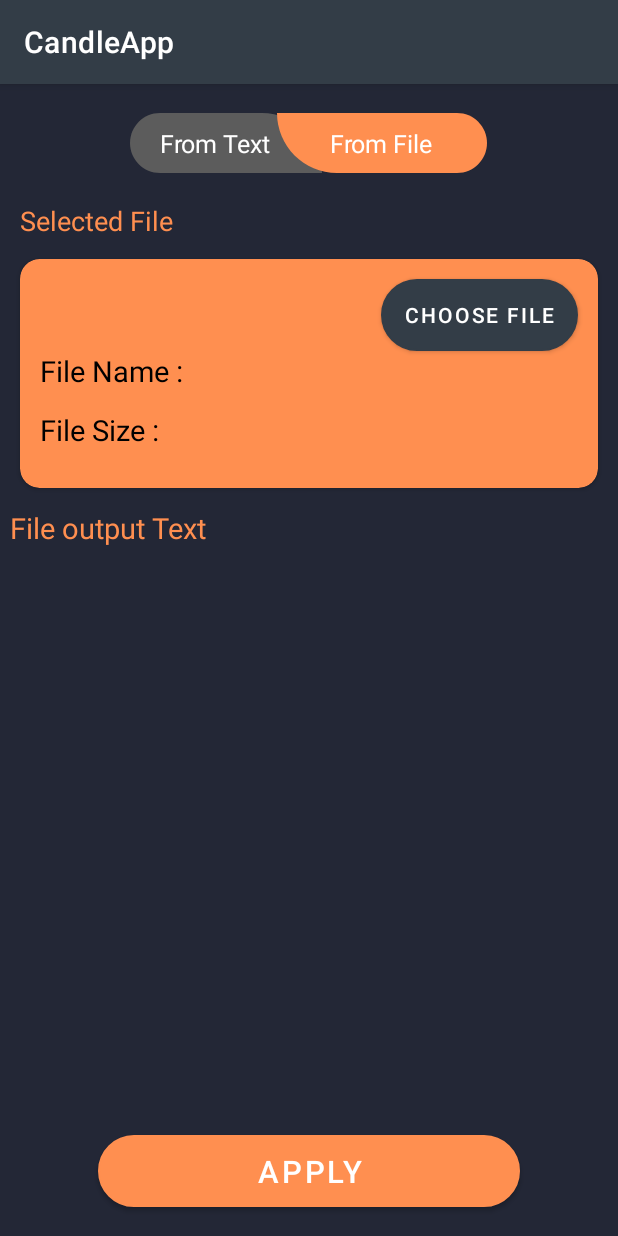
After one commit to AhmedMHassaan/CandleApp, an Android app: the fragment FromFileFragment shown on its own in the app's theme, on a phone screen of 412 x 824 dp. The commit adds this screen. Run offline under Robolectric (Android 15) with nearby library versions, the phone set to English and light mode, and no system bars; our stand-ins replace data binding, sdp/ssp sizes.

Commit message:
After Adding Packages

```diff
--- a/app/build.gradle
+++ b/app/build.gradle
@@ -41,6 +41,7 @@ dependencies {
     implementation 'com.google.android.material:material:1.3.0'
     implementation 'androidx.constraintlayout:constraintlayout:2.0.4'
     implementation 'androidx.swiperefreshlayout:swiperefreshlayout:1.1.0'
+    implementation 'androidx.legacy:legacy-support-v4:1.0.0'
     testImplementation 'junit:junit:4.13.2'
     androidTestImplementation 'androidx.test.ext:junit:1.1.2'
     androidTestImplementation 'androidx.test.espresso:espresso-core:3.3.0'
--- a/app/src/main/java/com/ahmed/m/hassaan/candleapp/ui/splash/SplashActivity.java
+++ b/app/src/main/java/com/ahmed/m/hassaan/candleapp/ui/splash/SplashActivity.java
@@ -14,6 +14,7 @@ import android.widget.LinearLayout;
 import com.ahmed.m.hassaan.candleapp.R;
 import com.ahmed.m.hassaan.candleapp.data.local.SlidesPreferenceManager;
 import com.ahmed.m.hassaan.candleapp.databinding.ActivitySplashBinding;
+import com.ahmed.m.hassaan.candleapp.ui.upload.UploadArticleActivity;
 import com.ahmed.m.hassaan.candleapp.utils.Tools;
 
 public class SplashActivity extends AppCompatActivity {
@@ -124,7 +125,8 @@ public class SplashActivity extends AppCompatActivity {
 //        else
 //            tools.startNewActivity(IntroActivity.class);
 
-        // TODO:GO TO UPLOAD PAGE
+        //
+        tools.startNewActivity(UploadArticleActivity.class);
     }
 
 
--- /dev/null
+++ b/app/src/main/java/com/ahmed/m/hassaan/candleapp/ui/upload/fragment/file/FromFileFragment.java
@@ -0,0 +1,56 @@
+package com.ahmed.m.hassaan.candleapp.ui.upload.fragment.file;
+
+import android.os.Bundle;
+
+import androidx.annotation.NonNull;
+import androidx.fragment.app.Fragment;
+import androidx.navigation.NavHostController;
+import androidx.navigation.fragment.NavHostFragment;
+
+import android.view.LayoutInflater;
+import android.view.View;
+import android.view.ViewGroup;
+
+import com.ahmed.m.hassaan.candleapp.R;
+import com.ahmed.m.hassaan.candleapp.databinding.FragmentFromFileBinding;
+
+import static com.ahmed.m.hassaan.candleapp.utils.Tools.msg;
+
+public class FromFileFragment extends Fragment implements View.OnClickListener {
+
+    FragmentFromFileBinding binding;
+
+    public FromFileFragment() {
+
+    }
+
+
+    @Override
+    public void onCreate(Bundle savedInstanceState) {
+        super.onCreate(savedInstanceState);
+        if (getArguments() != null) {
+
+        }
+    }
+
+    @Override
+    public View onCreateView(@NonNull LayoutInflater inflater, ViewGroup container, Bundle savedInstanceState) {
+        binding = FragmentFromFileBinding.inflate(inflater, container, false);
+        binding.setListener(this);
+        return binding.getRoot();
+    }
+
+    @Override
+    public void onClick(View v) {
+        if (v == binding.tab1) {
+            NavHostFragment.findNavController(this).navigate(R.id.actionToTextFragment);
+        } else if (v == binding.btnChooseFile) {
+            // TODO: CHOOSE (TEXT, PDF ,..) FILE AND GET TEXT FROM IT
+            binding.btnChooseFile.setText(R.string.changeFile);
+        } else if (v == binding.btnApply) {
+            //TODO : DO OPERATION ON TEXT (FILE )
+            msg("Will Summarize Text and Generate Mind map ");
+        }
+
+    }
+}
--- a/app/src/main/java/com/ahmed/m/hassaan/candleapp/utils/App.java
+++ b/app/src/main/java/com/ahmed/m/hassaan/candleapp/utils/App.java
@@ -16,9 +16,6 @@ import static com.ahmed.m.hassaan.candleapp.utils.Tools.error;
 
 
 public class App extends Application {
-
-    // TODO : check proguard-rules for every third library in the application
-
 
     public static App mACTIVITY;
     public static String APP_ACTION = "com.ahmed.m.hassaan.APP_ACTION";
--- /dev/null
+++ b/app/src/main/res/drawable/tab_background3.xml
@@ -0,0 +1,9 @@
+<vector xmlns:android="http://schemas.android.com/apk/res/android"
+    android:width="140dp"
+    android:height="40dp"
+    android:viewportWidth="140"
+    android:viewportHeight="40">
+  <path
+      android:pathData="M0,0L120,0C131.046,0 140,8.954 140,20C140,31.046 131.046,40 120,40L40,40C17.909,40 0,22.091 0,0Z"
+      android:fillColor="#FF8F50"/>
+</vector>
--- /dev/null
+++ b/app/src/main/res/drawable/tab_background4.xml
@@ -0,0 +1,9 @@
+<vector xmlns:android="http://schemas.android.com/apk/res/android"
+    android:width="128dp"
+    android:height="40dp"
+    android:viewportWidth="128"
+    android:viewportHeight="40">
+    <path
+        android:fillColor="#5C5C5C"
+        android:pathData="M0,20C0,8.954 8.954,0 20,0H88C110.091,0 128,17.909 128,40H20C8.954,40 0,31.046 0,20Z" />
+</vector>
--- /dev/null
+++ b/app/src/main/res/layout/fragment_from_file.xml
@@ -0,0 +1,220 @@
+<?xml version="1.0" encoding="utf-8"?>
+<layout xmlns:android="http://schemas.android.com/apk/res/android"
+    xmlns:app="http://schemas.android.com/apk/res-auto"
+    xmlns:tools="http://schemas.android.com/tools">
+
+    <data>
+
+        <variable
+            name="listener"
+            type="android.view.View.OnClickListener" />
+
+    </data>
+
+    <RelativeLayout
+        android:layout_width="match_parent"
+        android:layout_height="match_parent"
+        android:background="@color/colorPrimaryDark"
+        tools:context=".ui.upload.UploadArticleActivity">
+
+
+        <LinearLayout
+            android:id="@+id/tabs"
+            android:layout_width="wrap_content"
+            android:layout_height="wrap_content"
+            android:layout_alignParentTop="true"
+            android:layout_centerHorizontal="true">
+
+            <RelativeLayout
+                android:id="@+id/tab1"
+
+                android:layout_width="wrap_content"
+                android:layout_height="wrap_content"
+                android:layout_marginTop="@dimen/_15sdp"
+                android:layout_marginRight="-30dp"
+                android:background="@drawable/tab_background4"
+                android:onClick="@{v->listener.onClick(v)}">
+
+                <TextView
+                    android:layout_width="wrap_content"
+                    android:layout_height="wrap_content"
+                    android:layout_centerInParent="true"
+                    android:paddingRight="@dimen/_10sdp"
+                    android:text="@string/from_text"
+                    android:textColor="@color/white"
+                    android:textSize="@dimen/_13ssp"
+
+                    />
+
+            </RelativeLayout>
+
+            <RelativeLayout
+                android:id="@+id/tab2"
+                android:layout_width="wrap_content"
+                android:layout_height="wrap_content"
+                android:layout_marginTop="@dimen/_15sdp"
+                android:background="@drawable/tab_background3"
+                android:elevation="@dimen/_5sdp"
+                android:onClick="@{v->listener.onClick(v)}">
+
+                <TextView
+                    android:layout_width="wrap_content"
+                    android:layout_height="wrap_content"
+                    android:layout_centerInParent="true"
+                    android:text="@string/from_file"
+                    android:textColor="@color/white"
+                    android:textSize="@dimen/_13ssp" />
+
+            </RelativeLayout>
+
+        </LinearLayout>
+
+
+        <TextView
+            android:id="@+id/lblSelectedFile"
+            android:layout_width="wrap_content"
+            android:layout_height="wrap_content"
+            android:layout_below="@id/tabs"
+            android:layout_alignParentLeft="true"
+            android:layout_marginLeft="@dimen/_10sdp"
+            android:layout_marginTop="@dimen/_15sdp"
+            android:text="Selected File"
+            android:textColor="@color/colorAccent"
+            android:textSize="@dimen/_14ssp" />
+
+
+        <androidx.cardview.widget.CardView
+            android:id="@+id/fileInfoContainer"
+            android:layout_width="match_parent"
+            android:layout_height="wrap_content"
+            android:layout_below="@id/lblSelectedFile"
+            android:layout_margin="@dimen/_10sdp"
+            android:layout_marginTop="@dimen/_10sdp"
+            app:cardBackgroundColor="@color/colorAccent"
+            app:cardCornerRadius="@dimen/_10sdp">
+
+            <RelativeLayout
+                android:layout_width="match_parent"
+                android:layout_height="wrap_content">
+
+                <TextView
+                    android:id="@+id/lblFileNameHint"
+                    android:layout_width="wrap_content"
+                    android:layout_height="wrap_content"
+                    android:layout_below="@id/btnChooseFile"
+                    android:layout_alignParentLeft="true"
+                    android:layout_marginLeft="@dimen/_10sdp"
+                    android:text="@string/file_name"
+                    android:textColor="@color/black"
+                    android:textSize="@dimen/_15ssp"
+
+                    />
+
+                <TextView
+                    android:id="@+id/lblFileName"
+                    android:layout_width="wrap_content"
+                    android:layout_height="wrap_content"
+                    android:layout_alignTop="@id/lblFileNameHint"
+                    android:layout_marginLeft="@dimen/_5sdp"
+                    android:layout_toRightOf="@id/lblFileNameHint"
+                    android:text=""
+                    android:textColor="@color/white"
+                    android:textSize="@dimen/_15ssp"
+                    tools:text="File Name Here" />
+
+                <TextView
+                    android:id="@+id/lblFileSizeHint"
+                    android:layout_width="wrap_content"
+                    android:layout_height="wrap_content"
+                    android:layout_below="@id/lblFileNameHint"
+                    android:layout_alignLeft="@id/lblFileNameHint"
+                    android:layout_alignRight="@id/lblFileNameHint"
+                    android:layout_marginTop="@dimen/_10sdp"
+                    android:text="@string/file_size"
+                    android:textColor="@color/black"
+                    android:textSize="@dimen/_15ssp"
+
+                    />
+
+                <TextView
+                    android:id="@+id/lblFileSize"
+                    android:layout_width="wrap_content"
+                    android:layout_height="wrap_content"
+                    android:layout_below="@id/lblFileNameHint"
+                    android:layout_alignTop="@id/lblFileSizeHint"
+                    android:layout_marginLeft="@dimen/_5sdp"
+                    android:layout_marginBottom="@dimen/_20sdp"
+                    android:layout_toRightOf="@id/lblFileSizeHint"
+                    android:text=""
+                    android:textColor="@color/white"
+                    android:textSize="@dimen/_15ssp"
+                    tools:text="File Size Here" />
+
+                <Button
+                    android:id="@+id/btnChooseFile"
+                    android:layout_width="wrap_content"
+                    android:layout_height="wrap_content"
+                    android:layout_alignParentTop="true"
+                    android:layout_alignParentRight="true"
+                    android:layout_marginTop="@dimen/_10sdp"
+                    android:layout_marginRight="@dimen/_10sdp"
+                    android:background="@drawable/btn_shape"
+                    android:onClick="@{v->listener.onClick(v)}"
+                    android:text="@string/choose_file" />
+
+            </RelativeLayout>
+
+
+        </androidx.cardview.widget.CardView>
+
+
+        <TextView
+            android:id="@+id/lblOutputHint"
+            android:layout_width="wrap_content"
+            android:layout_height="wrap_content"
+            android:layout_below="@id/fileInfoContainer"
+            android:layout_alignParentLeft="true"
+            android:layout_marginLeft="@dimen/_5sdp"
+            android:text="@string/file_output_text"
+            android:textColor="@color/colorAccent"
+            android:textSize="@dimen/_15ssp"
+
+            />
+
+        <androidx.core.widget.NestedScrollView
+            android:layout_width="match_parent"
+            android:layout_height="wrap_content"
+            android:layout_above="@id/btnApply"
+            android:layout_below="@id/lblOutputHint"
+            android:layout_marginTop="@dimen/_5sdp"
+            android:layout_marginBottom="@dimen/_10sdp"
+            android:padding="@dimen/_5sdp">
+
+            <TextView
+                android:id="@+id/lblOutputText"
+                android:layout_width="match_parent"
+                android:layout_height="match_parent"
+                android:textColor="@color/white"
+                tools:text="File Text Appear Here\n File Text Appear Here\n File Text Appear Here\n File Text Appear Here\n File Text Appear Here\n File Text Appear Here\n " />
+        </androidx.core.widget.NestedScrollView>
+
+        <Button
+            android:id="@+id/btnApply"
+            android:layout_width="match_parent"
+            android:layout_height="wrap_content"
+            android:layout_alignParentBottom="true"
+            android:layout_centerHorizontal="true"
+            android:layout_marginLeft="@dimen/_50sdp"
+            android:layout_marginRight="@dimen/_50sdp"
+            android:layout_marginBottom="@dimen/_15sdp"
+            android:background="@drawable/btn_shape"
+            android:onClick="@{v->listener.onClick(v)}"
+            android:text="@string/apply"
+            android:textSize="@dimen/_16ssp"
+            app:backgroundTint="@color/colorAccent" />
+
+
+    </RelativeLayout>
+
+
+</layout>
--- a/app/src/main/res/values/strings.xml
+++ b/app/src/main/res/values/strings.xml
@@ -39,4 +39,16 @@
     <string name="slide_1_description">Generating Mind Map From Articles Automatically</string>
     <string name="slide_2_description">Reading Uploaded Articles Online &amp; Offline></string>
     <string name="slide_3_description">Summarize Articles Automatically For Any Uploaded Article</string>
+    <string name="upload">Upload</string>
+    <string name="from_text">From Text</string>
+    <string name="from_file">From File</string>
+    <string name="apply">Apply</string>
+    <string name="enter_text_to_be_summarized">Enter Text To Be Summarized</string>
+
+    <string name="hello_blank_fragment">Hello blank fragment</string>
+    <string name="file_name">File Name :</string>
+    <string name="file_size">File Size :</string>
+    <string name="choose_file">Choose File</string>
+    <string name="file_output_text">File output Text </string>
+    <string name="changeFile">Change</string>
 </resources>
```
Also changed, not shown: app/src/main/java/com/ahmed/m/hassaan/candleapp/ui/upload/fragment/text/FromTextFragment.java (added, +60 -0 lines), app/src/main/res/drawable/tab_background.xml (added, +9 -0 lines), app/src/main/res/drawable/tab_background2.xml (added, +9 -0 lines), app/src/main/res/layout/activity_upload_article.xml (+64 -6 lines), app/src/main/res/layout/fragment_from_text.xml (added, +114 -0 lines), app/src/main/res/navigation/upload_nav.xml (added, +36 -0 lines).
